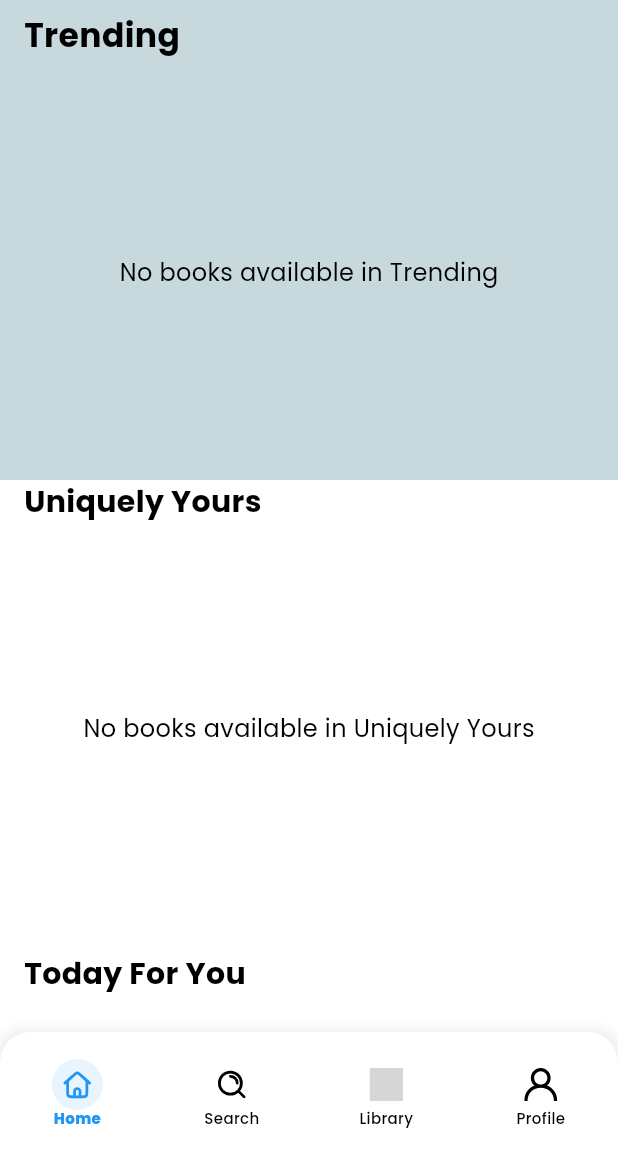
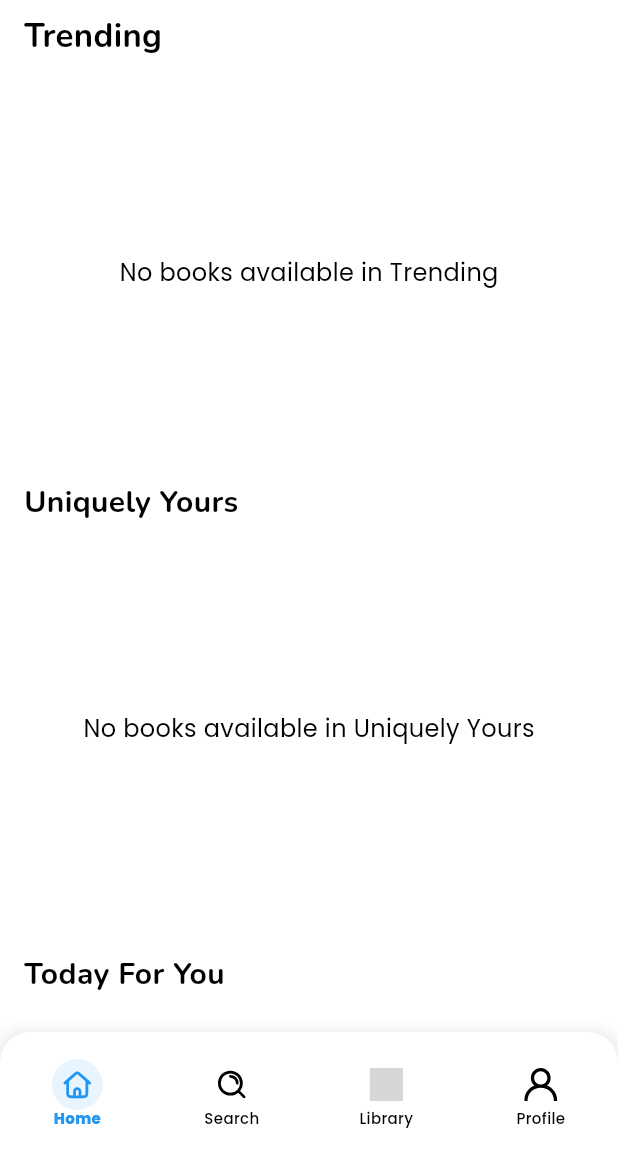
Before and after one commit to savinuonline/narratra, a Flutter app: the MainScreen screen opened by its route, on a phone screen of 412 x 824 dp, the part 84-1236 px from its top. Run offline on Flutter 3.47's test engine with Material 3 defaults, Android fonts, the phone set to English and light mode, and no system bars; our stand-ins replace cloud_firestore, firebase_core, flutter_svg, font_awesome_flutter, google_fonts, palette_generator and 1 more; accounts and stored records are empty; grey boxes are pictures that could not be loaded.

Commit message:
changed fonts and color

```diff
--- a/lib/pages/home_screen.dart
+++ b/lib/pages/home_screen.dart
@@ -100,7 +100,7 @@ class _HomeScreenState extends State<HomeScreen> {
             minHeight: 320,
             maxHeight: 320,
             child: Container(
-              color: const Color.fromRGBO(199, 217, 221, 1),
+              color: const Color.fromRGBO(255, 255, 255, 1.0),
               child: _TrendingSection(booksFuture: trendingBooksFuture),
             ),
           ),
@@ -147,7 +147,7 @@ class _TrendingSection extends StatelessWidget {
         children: [
           Text(
             "Trending",
-            style: GoogleFonts.poppins(
+            style: GoogleFonts.nunito(
               fontSize: 22,
               fontWeight: FontWeight.bold,
               color: const Color(0xff000000),
@@ -233,7 +233,7 @@ class CategorySection extends StatelessWidget {
         children: [
           Text(
             title,
-            style: GoogleFonts.poppins(
+            style: GoogleFonts.nunito(
               fontSize: categoryFontSize,
               fontWeight: FontWeight.bold,
               color: const Color(0xff000000),
```
